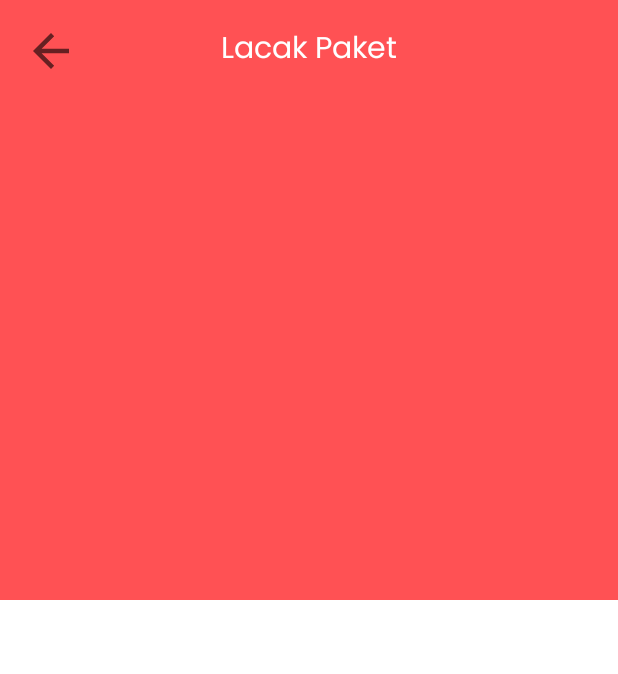
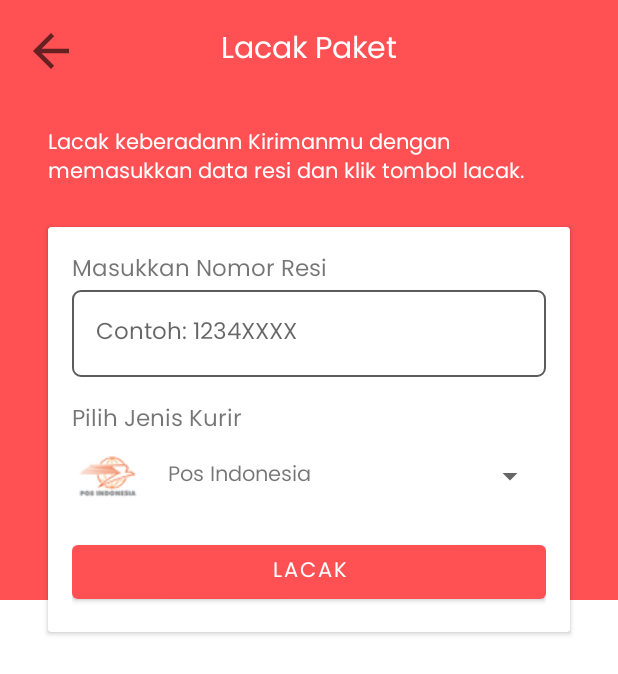
Before and after one commit to rainerregan/Kirimanku, an Android app: the LacakKirimanActivity screen opened directly, with no data from a screen before it, on a phone screen of 412 x 824 dp. Shown: the top 674 px of the screen. Run offline under Robolectric (Android 15) with nearby library versions, the phone set to English and light mode, and no system bars.

Commit message:
Menambahkan spinner pada halaman lacak

```diff
--- a/app/src/main/java/com/merahputih/kirimanku/LacakKirimanActivity.java
+++ b/app/src/main/java/com/merahputih/kirimanku/LacakKirimanActivity.java
@@ -3,12 +3,52 @@ package com.merahputih.kirimanku;
 import androidx.appcompat.app.AppCompatActivity;
 
 import android.os.Bundle;
+import android.view.View;
+import android.widget.AdapterView;
+import android.widget.Spinner;
+import android.widget.Toast;
 
-public class LacakKirimanActivity extends AppCompatActivity {
+import com.merahputih.kirimanku.adapters.JenisKurirSpinnerAdapter;
+import com.merahputih.kirimanku.oop_classes.JenisKurir;
+
+import java.util.ArrayList;
+
+public class LacakKirimanActivity extends AppCompatActivity implements AdapterView.OnItemSelectedListener {
+
+    ArrayList<JenisKurir> jenisKurirList = new ArrayList<>();
+    Spinner jenisKurirSpinner;
+    JenisKurirSpinnerAdapter spinnerAdapter;
 
     @Override
     protected void onCreate(Bundle savedInstanceState) {
         super.onCreate(savedInstanceState);
         setContentView(R.layout.activity_lacak_kiriman);
+
+        // Set Views
+        jenisKurirSpinner = findViewById(R.id.jenisKurirSpinner);
+
+        // Populate List dengan Data Jenis Kurir
+        populateJenisKurirList();
+
+        // Set Adapter
+        spinnerAdapter = new JenisKurirSpinnerAdapter(this, jenisKurirList);
+        jenisKurirSpinner.setAdapter(spinnerAdapter);
+        jenisKurirSpinner.setOnItemSelectedListener(this);
+
+    }
+
+    private void populateJenisKurirList() {
+        jenisKurirList.add(new JenisKurir("Pos Indonesia", R.drawable.pos_indonesia, "pos"));
+        jenisKurirList.add(new JenisKurir("JNE", R.drawable.jne, "jne"));
+    }
+
+    @Override
+    public void onItemSelected(AdapterView<?> parent, View view, int position, long id) {
+        Toast.makeText(this, "Selected: " + jenisKurirList.get(position).getNama(), Toast.LENGTH_SHORT).show();
+    }
+
+    @Override
+    public void onNothingSelected(AdapterView<?> parent) {
+
     }
 }
--- /dev/null
+++ b/app/src/main/java/com/merahputih/kirimanku/adapters/JenisKurirSpinnerAdapter.java
@@ -0,0 +1,74 @@
+package com.merahputih.kirimanku.adapters;
+
+import android.content.Context;
+import android.view.LayoutInflater;
+import android.view.View;
+import android.view.ViewGroup;
+import android.widget.ArrayAdapter;
+import android.widget.ImageView;
+import android.widget.TextView;
+
+import androidx.annotation.NonNull;
+import androidx.annotation.Nullable;
+
+import com.merahputih.kirimanku.R;
+import com.merahputih.kirimanku.oop_classes.JenisKurir;
+
+import java.util.ArrayList;
+
+public class JenisKurirSpinnerAdapter extends ArrayAdapter<JenisKurir> {
+
+    Context context;
+    ArrayList<JenisKurir> jenisKurirList;
+
+    public JenisKurirSpinnerAdapter(@NonNull Context context, ArrayList<JenisKurir> jenisKurirList) {
+        super(context, R.layout.jenis_kurir_spinner_item);
+        this.context = context;
+        this.jenisKurirList = jenisKurirList;
+    }
+
+    @NonNull
+    @Override
+    public View getView(int position, @Nullable View convertView, @NonNull ViewGroup parent) {
+        LayoutInflater inflater = (LayoutInflater.from(context));
+        View row = inflater.inflate(R.layout.jenis_kurir_spinner_item, null);
+        TextView nama = (TextView) row.findViewById(R.id.jenisKurirSpinnerItemTextView);
+        ImageView image = (ImageView) row.findViewById(R.id.jenisKurirSpinnerItemImageView);
+
+        // Set Data
+        nama.setText(jenisKurirList.get(position).getNama());
+        image.setImageResource(jenisKurirList.get(position).getImage());
+
+        return row;
+    }
+
+    @Override
+    public View getDropDownView(int position, @Nullable View convertView, @NonNull ViewGroup parent) {
+        LayoutInflater inflater = (LayoutInflater.from(context));
+        View row = inflater.inflate(R.layout.jenis_kurir_spinner_item, null);
+        TextView nama = (TextView) row.findViewById(R.id.jenisKurirSpinnerItemTextView);
+        ImageView image = (ImageView) row.findViewById(R.id.jenisKurirSpinnerItemImageView);
+
+        // Set Data
+        nama.setText(jenisKurirList.get(position).getNama());
+        image.setImageResource(jenisKurirList.get(position).getImage());
+
+        return row;
+    }
+
+    @Nullable
+    @Override
+    public JenisKurir getItem(int position) {
+        return jenisKurirList.get(position);
+    }
+
+    @Override
+    public int getCount() {
+        return jenisKurirList.size();
+    }
+
+    @Override
+    public long getItemId(int position) {
+        return position;
+    }
+}
--- /dev/null
+++ b/app/src/main/java/com/merahputih/kirimanku/oop_classes/JenisKurir.java
@@ -0,0 +1,38 @@
+package com.merahputih.kirimanku.oop_classes;
+
+public class JenisKurir {
+
+    private String nama;
+    private Integer image;
+    private String kode;
+
+    public JenisKurir(String nama, Integer image, String kode) {
+        this.nama = nama;
+        this.image = image;
+        this.kode = kode;
+    }
+
+    public String getKode() {
+        return kode;
+    }
+
+    public void setKode(String kode) {
+        this.kode = kode;
+    }
+
+    public String getNama() {
+        return nama;
+    }
+
+    public void setNama(String nama) {
+        this.nama = nama;
+    }
+
+    public Integer getImage() {
+        return image;
+    }
+
+    public void setImage(Integer image) {
+        this.image = image;
+    }
+}
--- /dev/null
+++ b/app/src/main/res/drawable/bg_input.xml
@@ -0,0 +1,11 @@
+<?xml version="1.0" encoding="utf-8"?>
+<shape xmlns:android="http://schemas.android.com/apk/res/android"
+    android:shape="rectangle">
+
+    <solid android:color="@color/white"/>
+    <stroke android:color="@color/gray"
+        android:width="1dp"/>
+
+    <corners android:radius="5dp"/>
+
+</shape>
--- a/app/src/main/res/layout/activity_lacak_kiriman.xml
+++ b/app/src/main/res/layout/activity_lacak_kiriman.xml
@@ -48,7 +48,66 @@
                 app:layout_constraintTop_toTopOf="parent" />
         </androidx.constraintlayout.widget.ConstraintLayout>
 
+        <TextView
+            android:layout_width="match_parent"
+            android:layout_height="wrap_content"
+            android:text="Lacak keberadann Kirimanmu dengan memasukkan data resi dan klik tombol lacak."
+            android:textColor="@color/white"
+            android:layout_marginHorizontal="32dp"
+            android:layout_marginVertical="16dp"/>
 
+        <androidx.cardview.widget.CardView
+            android:layout_width="match_parent"
+            android:layout_height="wrap_content"
+            android:layout_marginHorizontal="32dp"
+            android:layout_marginVertical="8dp">
+
+            <LinearLayout
+                android:layout_width="match_parent"
+                android:layout_height="match_parent"
+                android:orientation="vertical"
+                android:padding="16dp">
+
+                <TextView
+                    android:layout_width="match_parent"
+                    android:layout_height="wrap_content"
+                    android:text="Masukkan Nomor Resi"
+                    android:fontFamily="@font/poppins_bold"
+                    android:textSize="15sp"/>
+
+                <EditText
+                    android:id="@+id/nomorResiEditText"
+                    android:layout_width="match_parent"
+                    android:layout_height="wrap_content"
+                    android:background="@drawable/bg_input"
+                    android:paddingHorizontal="16dp"
+                    android:paddingVertical="16dp"
+                    android:hint="Contoh: 1234XXXX"
+                    android:textSize="15dp"/>
+
+                <TextView
+                    android:layout_width="match_parent"
+                    android:layout_height="wrap_content"
+                    android:text="Pilih Jenis Kurir"
+                    android:layout_marginTop="16dp"
+                    android:fontFamily="@font/poppins_bold"
+                    android:textSize="15sp"/>
+
+                <Spinner
+                    android:id="@+id/jenisKurirSpinner"
+                    android:layout_width="match_parent"
+                    android:layout_height="wrap_content"/>
+
+
+                <Button
+                    android:id="@+id/buttonLacak"
+                    android:layout_width="match_parent"
+                    android:layout_height="wrap_content"
+                    android:text="LACAK"
+                    android:layout_marginTop="16dp"/>
+            </LinearLayout>
+
+        </androidx.cardview.widget.CardView>
 
     </LinearLayout>
 
--- /dev/null
+++ b/app/src/main/res/layout/jenis_kurir_spinner_item.xml
@@ -0,0 +1,21 @@
+<?xml version="1.0" encoding="utf-8"?>
+<LinearLayout xmlns:android="http://schemas.android.com/apk/res/android"
+    android:layout_width="match_parent"
+    android:layout_height="wrap_content"
+    android:orientation="horizontal"
+    android:gravity="center">
+
+    <ImageView
+        android:id="@+id/jenisKurirSpinnerItemImageView"
+        android:layout_width="48dp"
+        android:layout_height="48dp"
+        android:src="@drawable/pos_indonesia"/>
+
+    <TextView
+        android:id="@+id/jenisKurirSpinnerItemTextView"
+        android:layout_width="match_parent"
+        android:layout_height="wrap_content"
+        android:text="Pos Indonesia"
+        android:layout_marginHorizontal="16dp"/>
+
+</LinearLayout>
--- a/app/src/main/res/values/colors.xml
+++ b/app/src/main/res/values/colors.xml
@@ -6,6 +6,7 @@
     <color name="kirimankuYellowVariant1">#FF9800</color>
     <color name="kirimankuSecondaryVariant2">#FF3D00</color>
     <color name="grayLight">#EFEFEF</color>
+    <color name="gray">#5C5C5C</color>
     <color name="black">#FF000000</color>
     <color name="white">#FFFFFFFF</color>
 </resources>
```
Also changed, not shown: app/src/main/res/drawable/anteraja.png (added), app/src/main/res/drawable/jne.png (added), app/src/main/res/drawable/jnt.png (added), app/src/main/res/drawable/ninja.png (added), app/src/main/res/drawable/pos_indonesia.png (added), app/src/main/res/drawable/wahana.png (added).
